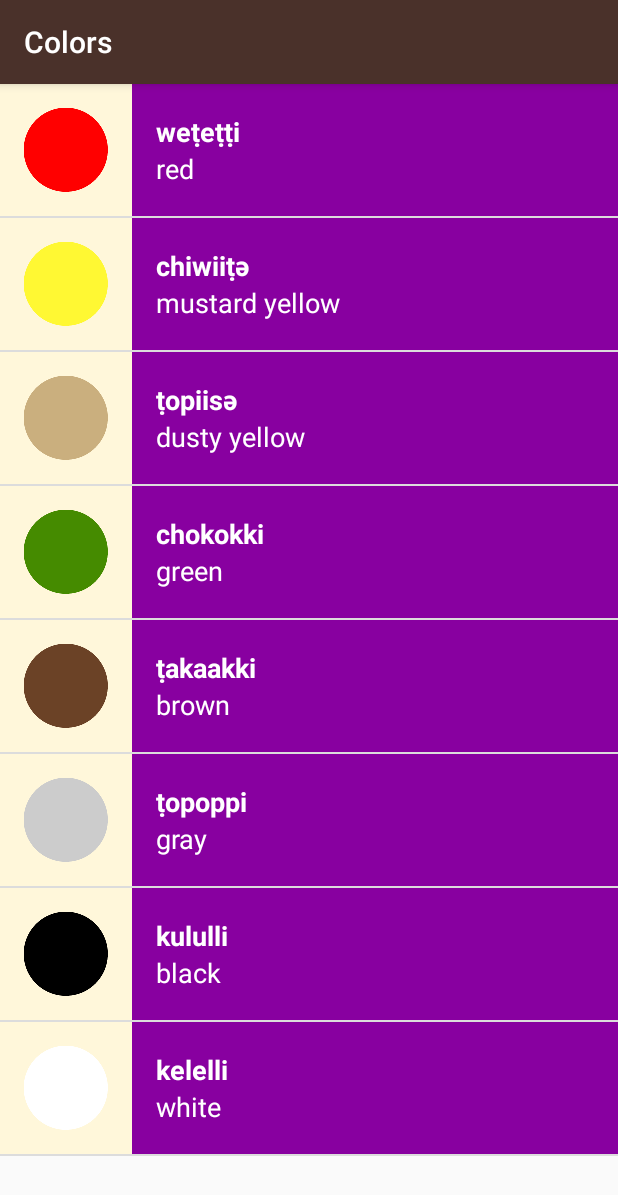
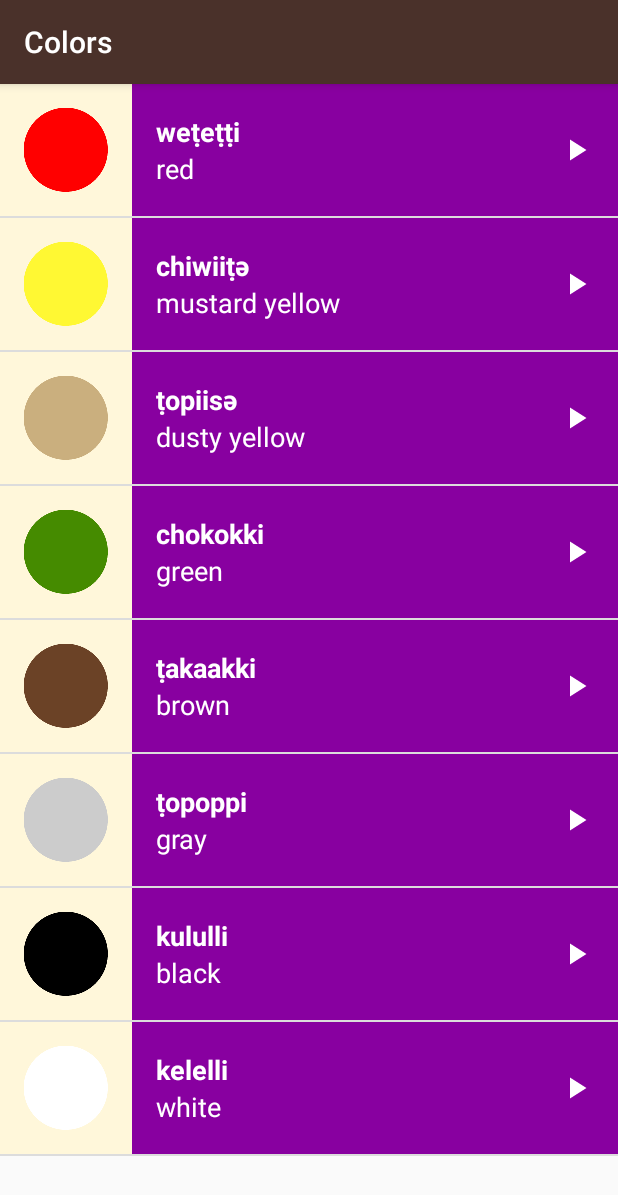
Before and after one commit to FadyFawzyOfficial/Miwok, an Android app: the ColorsActivity screen opened directly, with no data from a screen before it, on a phone screen of 412 x 824 dp. Shown: the top 1195 px of the screen. Run offline under Robolectric (Android 15) with nearby library versions, the light colour scheme and no system bars.

Commit message:
1.30.5 Add audio icon to list item layout without using RelativeLayout

```diff
--- a/app/src/main/res/layout/list_item.xml
+++ b/app/src/main/res/layout/list_item.xml
@@ -17,7 +17,12 @@
 	<LinearLayout
 		android:id = "@+id/text_container"
 		android:layout_width = "match_parent"
+		android:layout_height = "match_parent">
+
+		<LinearLayout
+			android:layout_width = "0dp"
 			android:layout_height = "match_parent"
+			android:layout_weight = "1"
 			android:orientation = "vertical"
 			android:paddingLeft = "16dp">
 
@@ -44,4 +49,13 @@
 
 		</LinearLayout>
 
+		<ImageView
+			android:layout_width = "24dp"
+			android:layout_height = "24dp"
+			android:layout_gravity = "center_vertical"
+			android:src="@drawable/ic_play_arrow"
+			android:layout_marginRight = "16dp" />
+
 	</LinearLayout>
+
+</LinearLayout>
```
Also changed, not shown: app/src/main/res/drawable-hdpi/ic_play_arrow.png (added), app/src/main/res/drawable-mdpi/ic_play_arrow.png (added), app/src/main/res/drawable-xhdpi/ic_play_arrow.png (added), app/src/main/res/drawable-xxhdpi/ic_play_arrow.png (added), app/src/main/res/drawable-xxxhdpi/ic_play_arrow.png (added). Lines whose indentation alone changed are shown as unchanged.
